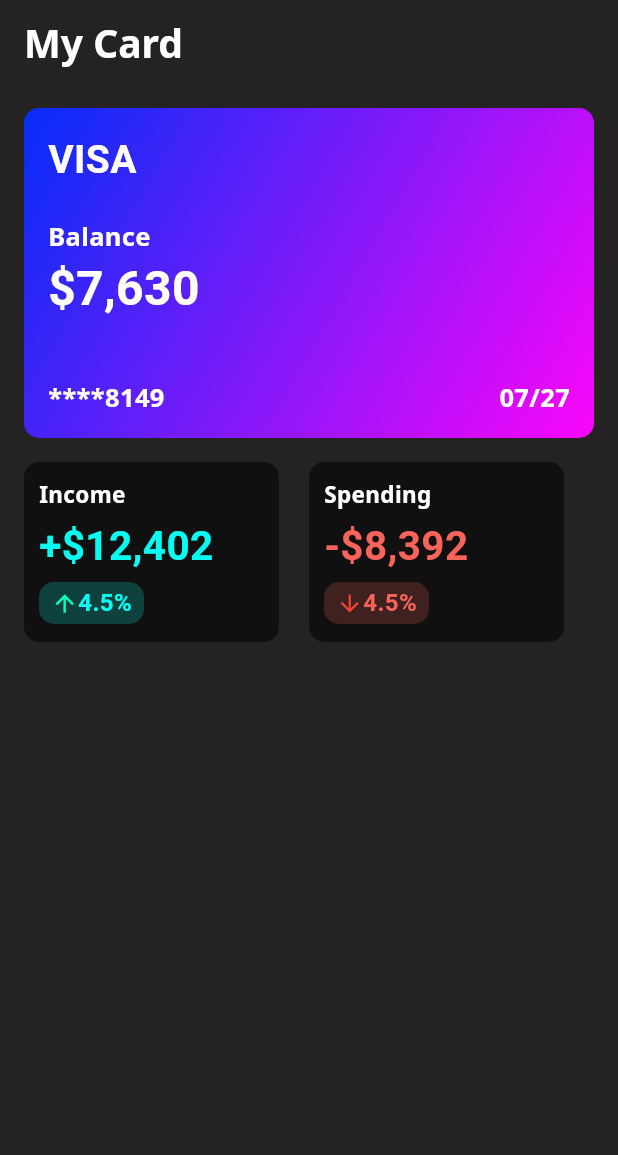
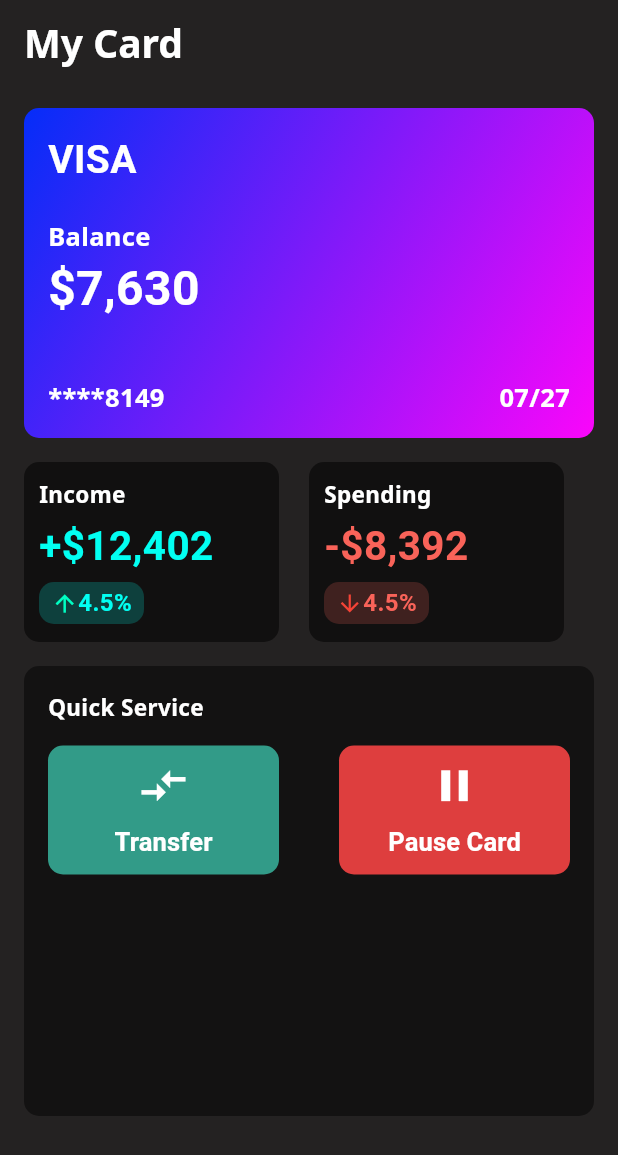
Before and after one commit to leonardovivo/bank-screen, a Flutter app: the screen it shows after launch, on a phone screen of 412 x 824 dp. Shown: the top 1155 px of the screen. Run offline on Flutter 3.47's test engine with Material 3 defaults, Android fonts, the phone set to English and light mode, and no system bars.

Commit message:
Arquivo do CardBox e do QuickService incluídos e SingleChildScrollView adicionado

```diff
--- a/lib/bank_screen.dart
+++ b/lib/bank_screen.dart
@@ -1,5 +1,7 @@
+import 'package:bank_screen/card_box.dart';
 import 'package:bank_screen/income_box.dart';
 import 'package:bank_screen/spending_box.dart';
+import 'package:bank_screen/quick_service.dart';
 import 'package:flutter/material.dart';
 
 class BankScreen extends StatelessWidget {
@@ -23,90 +25,14 @@
           ),
         ),
       ),
-      body: Padding(
-        padding: const EdgeInsets.all(16.0),
+      body: const SingleChildScrollView(
+        child: Padding(
+          padding: EdgeInsets.all(16.0),
           child: Column(
             children: [
-            Container(
-              width: double.infinity,
-              height: 220,
-              decoration: BoxDecoration(
-                borderRadius: BorderRadius.circular(10),
-                gradient: const LinearGradient(
-                  colors: [
-                    Color.fromARGB(255, 5, 45, 248),
-                    Color.fromARGB(255, 250, 6, 250),
-                  ],
-                  begin: Alignment.topLeft,
-                  end: Alignment.bottomRight,
-                ),
-              ),
-              child: const Padding(
-                padding: EdgeInsets.all(16.0),
-                child: Column(
-                  crossAxisAlignment: CrossAxisAlignment.start,
-                  children: [
-                    Text(
-                      'VISA',
-                      style: TextStyle(
-                        color: Colors.white,
-                        fontWeight: FontWeight.bold,
-                        fontSize: 26,
-                      ),
-                    ),
-                    SizedBox(height: 20.0),
-                    Text(
-                      'Balance',
-                      style: TextStyle(
-                        fontFamily: 'NotoSans',
-                        color: Colors.white,
-                        fontWeight: FontWeight.bold,
-                        fontSize: 17,
-                      ),
-                    ),
-                    Text(
-                      '\$7,630',
-                      style: TextStyle(
-                        color: Colors.white,
-                        fontWeight: FontWeight.bold,
-                        fontSize: 32,
-                      ),
-                    ),
-                    Spacer(),
+              CardBox(),
+              SizedBox(height: 16.0),
               Row(
-                      mainAxisAlignment: MainAxisAlignment.spaceBetween,
-                      children: [
-                        Column(
-                          crossAxisAlignment: CrossAxisAlignment.start,
-                          children: [
-                            Text(
-                              '****8149',
-                              style: TextStyle(
-                                fontFamily: 'NotoSans',
-                                color: Colors.white,
-                                fontWeight: FontWeight.bold,
-                                fontSize: 17,
-                              ),
-                            ),
-                          ],
-                        ),
-                        Text(
-                          '07/27',
-                          style: TextStyle(
-                            fontFamily: 'NotoSans',
-                            color: Colors.white,
-                            fontWeight: FontWeight.bold,
-                            fontSize: 17,
-                          ),
-                        ),
-                      ],
-                    ),
-                  ],
-                ),
-              ),
-            ),
-            const SizedBox(height: 16.0),
-            const Row(
                 crossAxisAlignment: CrossAxisAlignment.start,
                 children: [
                   IncomeBox(
@@ -120,7 +46,10 @@
                   ),
                 ],
               ),
+              SizedBox(height: 16.0),
+              QuickService(),
             ],
+          ),
         ),
       ),
     );
```
Lines whose indentation alone changed are shown as unchanged.
